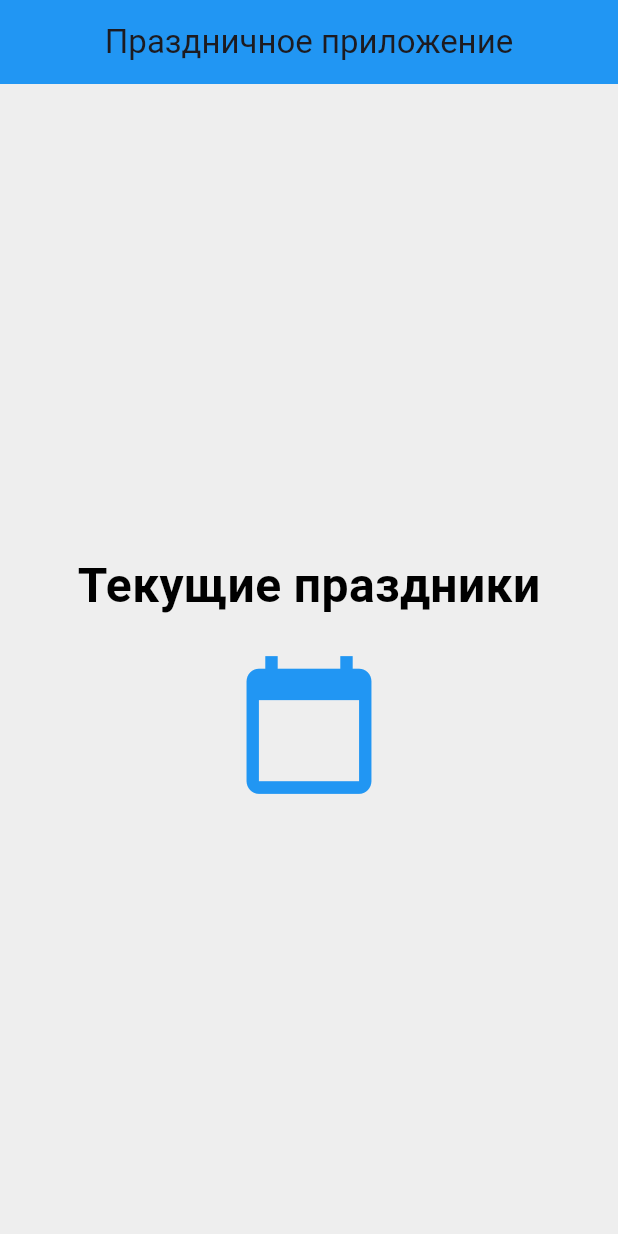
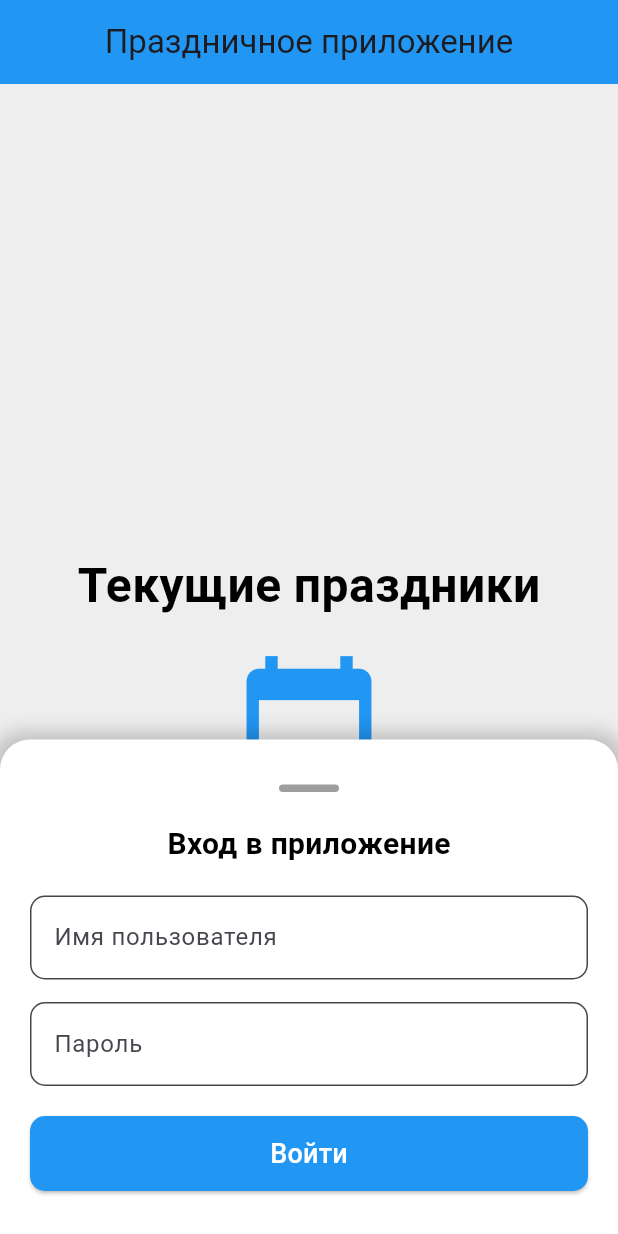
Before and after one commit to Phantom1953/flutter_app, a Flutter app: the screen it shows after launch, on a phone screen of 412 x 824 dp. Run offline on Flutter 3.47's test engine with Material 3 defaults, Android fonts, the phone set to English and light mode, and no system bars.

Commit message:
схема праздников

```diff
--- a/lib/auth_panel.dart
+++ b/lib/auth_panel.dart
@@ -108,7 +108,7 @@ class AuthPanel extends StatelessWidget {
               const SizedBox(height: 20),
               ElevatedButton(
                 onPressed: () {
-                  onLoginSuccess('Пользователь'); // Упрощенный вход
+                  onLoginSuccess('Пользователь');
                 },
                 style: ElevatedButton.styleFrom(
                   backgroundColor: theme.buttonColor,
--- a/lib/firstList.dart
+++ b/lib/firstList.dart
@@ -3,12 +3,7 @@ import 'auth_panel.dart';
 import 'holiday_themes.dart';
 
 class FirstListScreen extends StatefulWidget {
-  final HolidayTheme initialTheme;
-
-  const FirstListScreen({
-    super.key,
-    required this.initialTheme,
-  });
+  const FirstListScreen({super.key});
 
   @override
   State<FirstListScreen> createState() => _FirstListScreenState();
@@ -19,6 +14,7 @@ class _FirstListScreenState extends State<FirstListScreen> {
   late bool _isAuthenticated;
   late String _username;
   late HolidayTheme _currentTheme;
+  bool _isThemeLoaded = false;
 
   @override
   void initState() {
@@ -26,11 +22,18 @@ class _FirstListScreenState extends State<FirstListScreen> {
     _authPanelController = AuthPanelController();
     _isAuthenticated = false;
     _username = '';
-    _currentTheme = widget.initialTheme;
+    _currentTheme = HolidayTheme.defaultTheme();
 
-    WidgetsBinding.instance.addPostFrameCallback((_) {
-      _authPanelController.open();
+    _loadTheme();
+  }
+
+  Future<void> _loadTheme() async {
+    final theme = await HolidayThemes.getThemeForDateAsync(DateTime.now());
+    setState(() {
+      _currentTheme = theme;
+      _isThemeLoaded = true;
     });
+    _authPanelController.open();
   }
 
   void _onLoginSuccess(String username) {
@@ -43,6 +46,12 @@ class _FirstListScreenState extends State<FirstListScreen> {
 
   @override
   Widget build(BuildContext context) {
+    if (!_isThemeLoaded) {
+      return const Scaffold(
+        body: Center(child: CircularProgressIndicator()),
+      );
+    }
+
     return Scaffold(
       backgroundColor: _currentTheme.backgroundColor,
       appBar: AppBar(
--- a/lib/holiday_themes.dart
+++ b/lib/holiday_themes.dart
@@ -46,7 +46,6 @@ class HolidayThemes {
     _isNewYear: _newYearTheme,
     _isVictoryDay: _victoryDayTheme,
     _isRussiaDay: _russiaDayTheme,
-    // Добавьте другие праздники здесь
   };
 
   static bool _isNewYear(DateTime date) {
--- a/lib/main.dart
+++ b/lib/main.dart
@@ -14,17 +14,7 @@ class MyApp extends StatelessWidget {
     return MaterialApp(
       title: 'Праздничное приложение',
       debugShowCheckedModeBanner: false,
-      home: FutureBuilder<HolidayTheme>(
-        future: HolidayThemes.getThemeForDateAsync(DateTime.now()),
-        builder: (context, snapshot) {
-          if (snapshot.connectionState == ConnectionState.done) {
-            return FirstListScreen(initialTheme: snapshot.data!);
-          }
-          return const Scaffold(
-            body: Center(child: CircularProgressIndicator()),
-          );
-        },
-      ),
+      home: const FirstListScreen(),
     );
   }
 }
```
